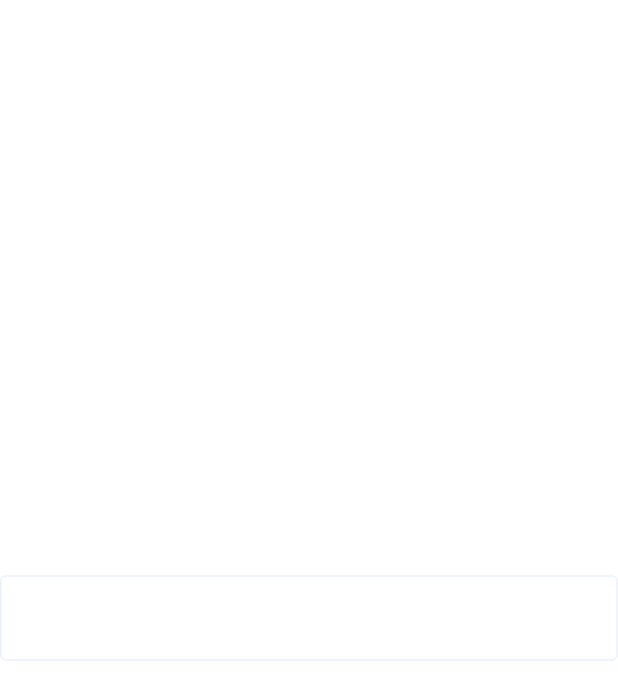
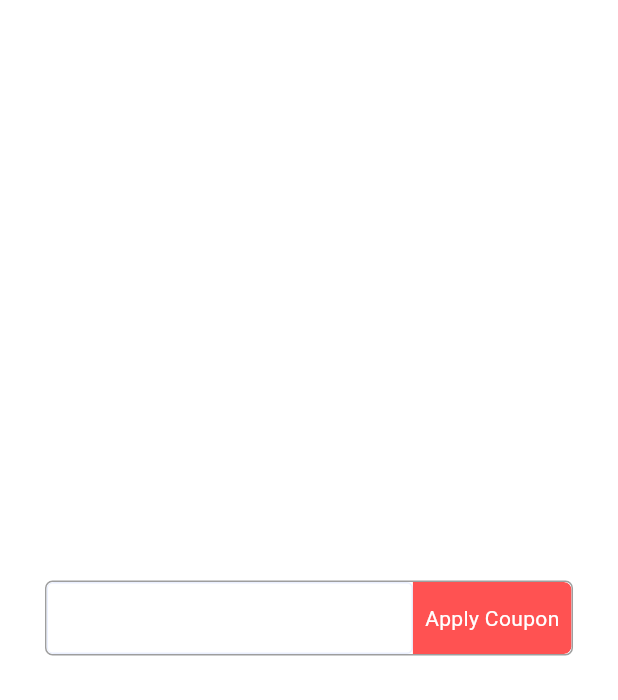
Before and after one commit to ahmetakay24/lafyuu_e_commerce_app, a Flutter app: the Test screen opened directly, on a phone screen of 412 x 824 dp. Shown: the top 700 px of the screen. Run offline on Flutter 3.47's test engine with Material 3 defaults, Android fonts, the phone set to English and light mode, and no system bars; our stand-ins replace bloc, cached_network_image, flutter_bloc, flutter_screenutil, smooth_page_indicator.

Commit message:
Tested cupon widget on test_screen.dart refactor cart_view.dart

```diff
--- a/lib/core/widgets/test_screen.dart
+++ b/lib/core/widgets/test_screen.dart
@@ -1,5 +1,4 @@
 import 'package:flutter/material.dart';
-import 'package:lafyuu_e_commerce_app/theme/app_theme.dart';
 //import 'package:lafyuu_e_commerce_app/theme/app_theme.dart';
 
 class Test extends StatelessWidget {
@@ -7,17 +6,55 @@ class Test extends StatelessWidget {
 
   @override
   Widget build(BuildContext context) {
-    AppTheme appTheme = AppTheme(context);
-
     return Scaffold(
       body: Center(
         child: Column(
           mainAxisAlignment: MainAxisAlignment.center,
           children: [
-            //TextFormField teması ayarlandı
-            TextFormField(
-              style: appTheme.bodyNormalBold,
-              cursorColor: appTheme.primaryBlue,
+            //
+            Container(
+              decoration: BoxDecoration(
+                border: Border.all(
+                  color: Colors.grey,
+                ),
+                borderRadius: BorderRadius.circular(5),
+              ),
+              height: 50,
+              margin: const EdgeInsets.symmetric(horizontal: 30),
+              child: ClipRRect(
+                borderRadius: BorderRadius.circular(5),
+                child: Row(
+                  children: [
+                    Expanded(
+                      child: TextFormField(
+                        decoration: const InputDecoration(
+                          border: InputBorder.none,
+                          contentPadding: EdgeInsets.only(left: 10),
+                        ),
+                      ),
+                    ),
+                    Container(
+                      decoration: const BoxDecoration(
+                        color: Colors.redAccent,
+                        borderRadius: BorderRadius.only(
+                          topRight: Radius.circular(5),
+                          bottomRight: Radius.circular(5),
+                        ),
+                      ),
+                      alignment: Alignment.center,
+                      padding: const EdgeInsets.symmetric(horizontal: 8),
+                      child: InkWell(
+                        onTap: () {
+                        },
+                        child: const Text(
+                          'Apply Coupon',
+                          style: TextStyle(color: Colors.white),
+                        ),
+                      ),
+                    ),
+                  ],
+                ),
+              ),
             ),
           ],
         ),
```
Also changed, not shown: lib/screens/cart/view/cart_view.dart (+32 -16 lines).
